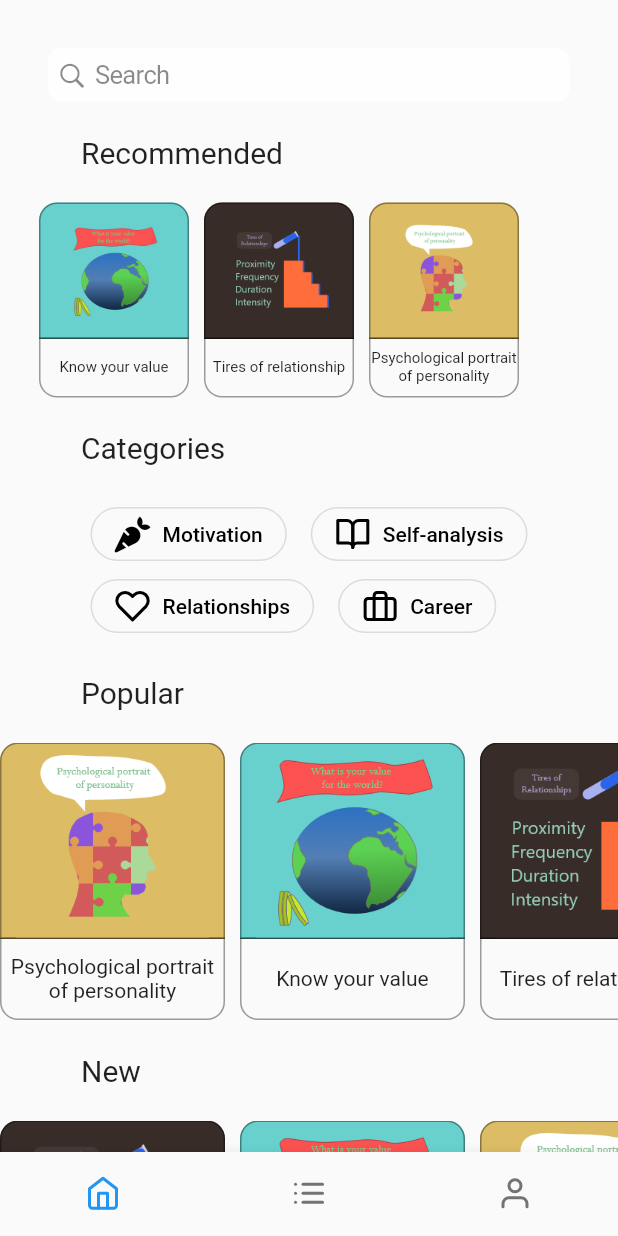
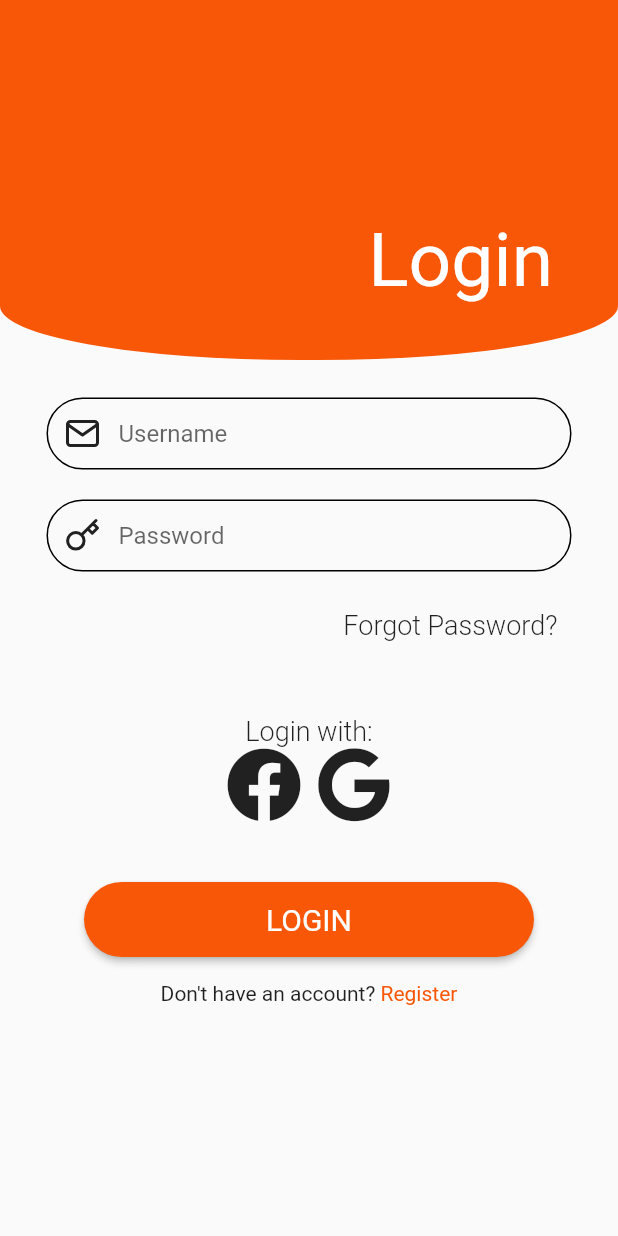
Before and after one commit to Majestr32/unrelatedapp, a Flutter app: the screen it shows after launch, on a phone screen of 412 x 824 dp. Run offline on Flutter 3.47's test engine with Material 2 defaults, Android fonts, the phone set to English and light mode, and no system bars; our stand-ins replace flutter_feather_icons, font_awesome_flutter.

Commit message:
Created both login and sign up screens

```diff
--- a/lib/main.dart
+++ b/lib/main.dart
@@ -6,8 +6,10 @@ import 'package:unrelatedapp/models/quiz.dart';
 import 'package:unrelatedapp/route_generator.dart';
 import 'package:unrelatedapp/screens/history.dart';
 import 'package:unrelatedapp/screens/home.dart';
+import 'package:unrelatedapp/screens/login_screen.dart';
 import 'package:unrelatedapp/screens/profile.dart';
 import 'package:unrelatedapp/screens/quiz_result.dart';
+import 'package:unrelatedapp/screens/sign_up_screen.dart';
 import 'package:unrelatedapp/screens/slidable_quiz_screen.dart';
 
 void main() {
@@ -28,10 +30,10 @@ class MyApp extends StatelessWidget {
       home: Main(),
       initialRoute: '/',
       onGenerateRoute: RouteGenerator.generateRoute,
-
     );
   }
 }
+
 class Main extends StatefulWidget {
   const Main({Key? key}) : super(key: key);
 
@@ -43,36 +45,40 @@ class _MainState extends State<Main> {
   int _selectedIndex = 0;
 
   List<Widget> menuRoutes = [
-    const HomePage(),
+    const Login(),
     const HistoryPage(),
     const ProfilePage()
   ];
+  @override
+  void initState() {
+    // TODO: implement initState
+    super.initState();
+  }
 
   @override
   Widget build(BuildContext context) {
     return Scaffold(
       body: menuRoutes[_selectedIndex],
-      bottomNavigationBar: BottomNavigationBar(
-        currentIndex: _selectedIndex,
-        showSelectedLabels: false,
-        showUnselectedLabels: false,
-        unselectedFontSize: 0,
-        selectedFontSize: 0,
-        onTap: (index) {
-          if(index == _selectedIndex) return;
-          setState(() {
-            _selectedIndex = index;
-          });
-        },
-        items: const [
-          BottomNavigationBarItem(
-              icon: Icon(FeatherIcons.home), label: "Home"),
-          BottomNavigationBarItem(
-              icon: Icon(FeatherIcons.list), label: "History"),
-          BottomNavigationBarItem(
-              icon: Icon(FeatherIcons.user), label: "Profile")]
-
-    )
+      // bottomNavigationBar: BottomNavigationBar(
+      //     currentIndex: _selectedIndex,
+      //     showSelectedLabels: false,
+      //     showUnselectedLabels: false,
+      //     unselectedFontSize: 0,
+      //     selectedFontSize: 0,
+      //     onTap: (index) {
+      //       if (index == _selectedIndex) return;
+      //       setState(() {
+      //         _selectedIndex = index;
+      //       });
+      // },
+      // items: const [
+      //   BottomNavigationBarItem(
+      //       icon: Icon(FeatherIcons.home), label: "Home"),
+      //   BottomNavigationBarItem(
+      //       icon: Icon(FeatherIcons.list), label: "History"),
+      //   BottomNavigationBarItem(
+      //       icon: Icon(FeatherIcons.user), label: "Profile")
+      // ]));
     );
- }
+  }
 }
--- a/lib/route_generator.dart
+++ b/lib/route_generator.dart
@@ -4,27 +4,28 @@ import 'package:unrelatedapp/screens/history.dart';
 import 'package:unrelatedapp/screens/home.dart';
 import 'package:unrelatedapp/screens/profile.dart';
 import 'package:unrelatedapp/screens/quiz_details.dart';
+import 'package:unrelatedapp/screens/sign_up_screen.dart';
 import 'package:unrelatedapp/screens/slidable_quiz_screen.dart';
 import 'package:unrelatedapp/screens/quiz_result.dart';
+import 'package:unrelatedapp/screens/login_screen.dart';
 
 import 'models/quiz.dart';
 
 class RouteGenerator {
-  static Route<dynamic> generateRoute(RouteSettings settings){
+  static Route<dynamic> generateRoute(RouteSettings settings) {
     final args = settings.arguments;
 
-    switch(settings.name){
+    switch (settings.name) {
       case '/':
-        return MaterialPageRoute(builder: (_) => HomePage());
+        return MaterialPageRoute(builder: (_) => Login());
       case '/history':
         return MaterialPageRoute(builder: (_) => HistoryPage());
       case '/profile':
         return MaterialPageRoute(builder: (_) => ProfilePage());
       case '/quiz_details':
-        if(args is Quiz){
+        if (args is Quiz) {
           return MaterialPageRoute(builder: (_) => QuizDetails(quiz: args));
-        }
-        else {
+        } else {
           return _errorRoute();
         }
       case '/slidable_quiz':
@@ -35,8 +36,9 @@ class RouteGenerator {
         return _errorRoute();
     }
   }
-  static Route<dynamic> _errorRoute(){
-    return MaterialPageRoute(builder: (_){
+
+  static Route<dynamic> _errorRoute() {
+    return MaterialPageRoute(builder: (_) {
       return Scaffold(
         appBar: AppBar(
           title: const Text('Error'),
--- /dev/null
+++ b/lib/screens/login_screen.dart
@@ -0,0 +1,199 @@
+import 'package:flutter/material.dart';
+import 'package:font_awesome_flutter/font_awesome_flutter.dart';
+import "package:flutter_feather_icons/flutter_feather_icons.dart";
+
+class Login extends StatefulWidget {
+  const Login({Key? key}) : super(key: key);
+
+  @override
+  State<Login> createState() => _LoginState();
+}
+
+class _LoginState extends State<Login> {
+  @override
+  Widget build(BuildContext context) {
+    return Scaffold(
+      resizeToAvoidBottomInset: true,
+      body: Column(
+        children: [
+          _loginTitle(),
+          SizedBox(
+            height: 25,
+          ),
+          Expanded(
+            child: SingleChildScrollView(
+              child: Column(
+                children: [
+                  //_userName_password_fields(),
+                  _textFields("Username", FeatherIcons.mail, Colors.black87),
+                  SizedBox(
+                    height: 20,
+                  ),
+                  _textFields("Password", FeatherIcons.key, Colors.black87),
+                  SizedBox(
+                    height: 25,
+                  ),
+                  _forgotPassowrdButton(),
+                  SizedBox(
+                    height: 50,
+                  ),
+                  _social_login(),
+                  SizedBox(
+                    height: 40,
+                  ),
+                  _signInButton(),
+                  _signUp_alter(),
+                  SizedBox(
+                    height: 10,
+                  )
+                ],
+              ),
+            ),
+          ),
+        ],
+      ),
+    );
+  }
+
+  Widget _loginTitle() {
+    return Container(
+      width: MediaQuery.of(context).size.width,
+      height: 240,
+      decoration: BoxDecoration(
+          borderRadius:
+              BorderRadius.vertical(bottom: Radius.elliptical(200, 36)),
+          color: Color(0xffF95708)),
+      child: Align(
+        child: Text(
+          "Login",
+          style: TextStyle(fontSize: 50, color: Colors.white),
+        ),
+        alignment: Alignment(0.7, 0.6),
+      ),
+    );
+  }
+
+  Widget _userName_password_fields() {
+    return Container(
+      height: 200,
+      alignment: Alignment.center,
+      padding: EdgeInsets.all(20),
+      child: Column(
+        children: [
+          TextField(
+            decoration: InputDecoration(
+              hintText: "Username",
+            ),
+          ),
+          TextField(
+            obscureText: true,
+            decoration: InputDecoration(
+              hintText: "PassWord",
+            ),
+          ),
+        ],
+      ),
+    );
+  }
+
+  Widget _textFields(String text, IconData icon, Color _color) {
+    return Container(
+      width: 350,
+      child: TextField(
+        decoration: InputDecoration(
+          prefixIcon: Icon(
+            icon,
+            color: _color,
+          ),
+          enabledBorder: OutlineInputBorder(
+            borderSide: BorderSide(
+              color: Colors.black,
+            ),
+            borderRadius: BorderRadius.circular(30),
+          ),
+          contentPadding: EdgeInsets.only(right: 0, left: 30),
+          hintText: text,
+        ),
+      ),
+    );
+  }
+
+  Widget _forgotPassowrdButton() {
+    return Align(
+      child: Text(
+        "Forgot Password?",
+        style: TextStyle(fontSize: 18, fontWeight: FontWeight.w300),
+      ),
+      alignment: Alignment(0.7, 0),
+    );
+  }
+
+  Widget _social_login() {
+    return Container(
+      child: Column(
+        children: [
+          Text(
+            "Login with:",
+            style: TextStyle(fontSize: 18, fontWeight: FontWeight.w300),
+          ),
+          Row(
+            mainAxisAlignment: MainAxisAlignment.center,
+            children: [
+              Icon(
+                FontAwesomeIcons.facebook,
+                size: 50,
+              ),
+              SizedBox(
+                width: 10,
+              ),
+              Icon(
+                FontAwesomeIcons.google,
+                size: 50,
+              ),
+            ],
+          ),
+        ],
+      ),
+    );
+  }
+
+  Widget _signInButton() {
+    return Align(
+      alignment: Alignment.bottomCenter,
+      child: Container(
+        margin: EdgeInsets.only(bottom: 16),
+        child: ElevatedButton(
+          onPressed: () {},
+          style: ElevatedButton.styleFrom(
+              fixedSize: Size(300, 50),
+              primary: Color(0xffF95708),
+              shape: RoundedRectangleBorder(
+                  borderRadius: BorderRadius.circular(25))),
+          child: Text(
+            "LOGIN",
+            style: TextStyle(fontSize: 20, fontWeight: FontWeight.normal),
+          ),
+        ),
+      ),
+    );
+  }
+
+  Widget _signUp_alter() {
+    return Row(
+      mainAxisAlignment: MainAxisAlignment.center,
+      crossAxisAlignment: CrossAxisAlignment.center,
+      children: [
+        Text("Don't have an account? "),
+        InkWell(
+          onTap: () {
+            print("Clinked");
+          },
+          child: Text(
+            "Register",
+            style: TextStyle(color: Color(0xffF95708)),
+          ),
+        ),
+      ],
+    );
+  }
+}
```
Also changed, not shown: lib/screens/profile.dart (+1 -17 lines), lib/screens/sign_up_screen.dart (added, +131 -0 lines).
